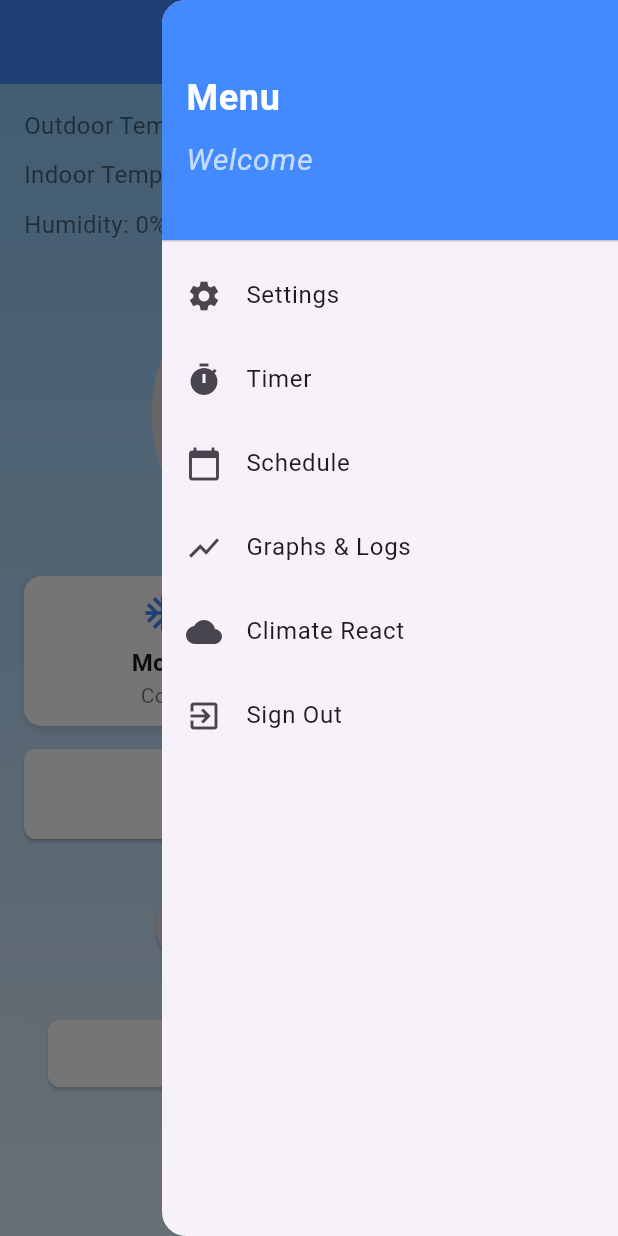
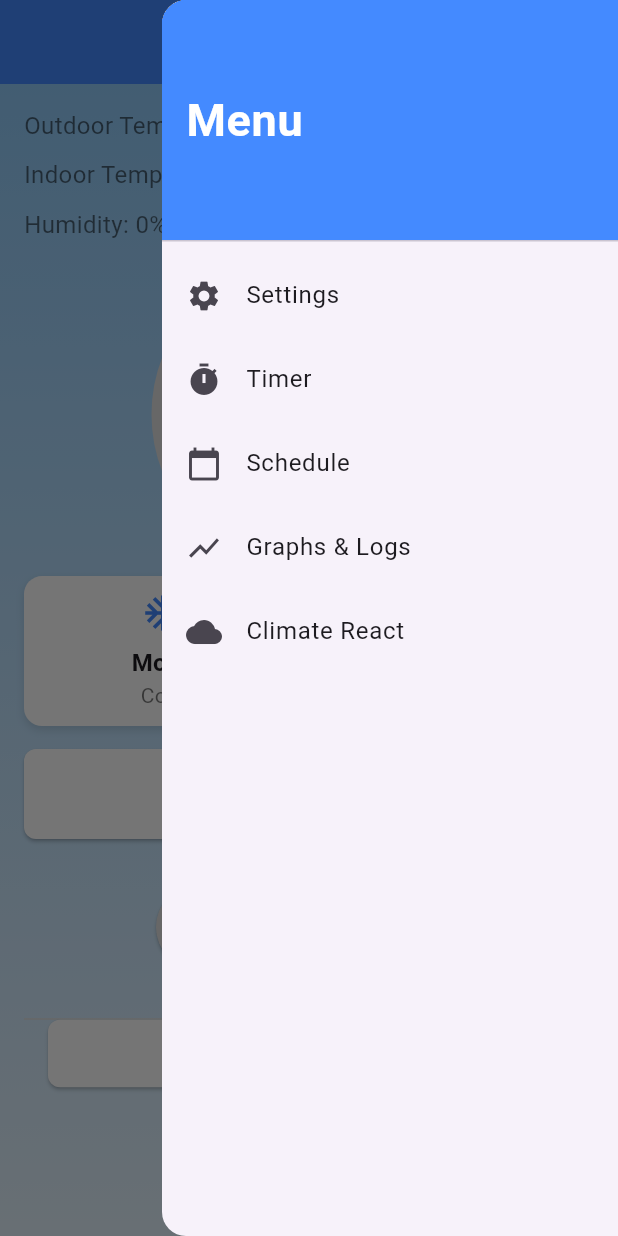
Before and after one commit to DavidNis/IOT_Project, a Flutter app: the SmartACControl screen opened directly, with the side drawer open, on a phone screen of 412 x 824 dp. Run offline on Flutter 3.47's test engine with Material 3 defaults, Android fonts, the phone set to English and light mode, and no system bars; our stand-ins replace connectivity_plus, firebase_auth, firebase_core, firebase_database, fl_chart, flutter_tts and 1 more; accounts and stored records are empty.

Commit message:
Update smart_ac_control.dart

```diff
--- a/App/lib/Screens/smart_ac_control.dart
+++ b/App/lib/Screens/smart_ac_control.dart
@@ -747,7 +747,7 @@ void _showNoConnectionMessage() {
     });
   }
 
-  // get the userג€™s set temperature from firebase under`transmitter/temp/value`
+  // get the user's set temperature from firebase under`transmitter/temp/value`
   // and add it to `temperatureLog` every 5 seconds.
 // In _SmartACControlState of smart_ac_control.dart
 Future<void> _fetchSetTemperatureFromFirebase() async {
@@ -1145,6 +1145,16 @@ Future<void> _applyChanges() async {
   if (!isPowerOn) {
   // Do nothing if the AC is off
   return;
+  }
+  if (newTemperature < 16.0 || newTemperature > 30.0) {
+    // Skip updates if temperature is out of range
+    ScaffoldMessenger.of(context).showSnackBar(
+      SnackBar(
+        content: Text('Temperature must be between 16°C and 30°C.'),
+        backgroundColor: Colors.red,
+      ),
+    );
+    return;
   }
   try {
     // Update mode
@@ -1253,21 +1263,21 @@ if (soundActive) {
                     'Menu',
                     style: TextStyle(
                       color: Colors.white,
-                      fontSize: 24,
+                      fontSize: 30,
                       fontWeight: FontWeight.bold,
                     ),
                   ),
                   const SizedBox(height: 8),
-                  Text(
-                    FirebaseAuth.instance.currentUser?.displayName != null
-                        ? 'Welcome ${FirebaseAuth.instance.currentUser!.displayName}'
-                        : 'Welcome User',
-                    style: const TextStyle(
-                      color: Colors.white70,
-                      fontSize: 20,
-                      fontStyle: FontStyle.italic,
-                    ),
-                  ),
+                  // Text(
+                  //   FirebaseAuth.instance.currentUser?.displayName != null
+                  //       ? 'Welcome ${FirebaseAuth.instance.currentUser!.displayName}'
+                  //       : 'Welcome User',
+                  //   style: const TextStyle(
+                  //     color: Colors.white70,
+                  //     fontSize: 20,
+                  //     fontStyle: FontStyle.italic,
+                  //   ),
+                  // ),
                 ],
               ),
             ),
@@ -1346,11 +1356,11 @@ if (soundActive) {
                 );
               },
             ),
-            ListTile(
-              leading: const Icon(Icons.exit_to_app),
-              title: const Text('Sign Out'),
-              onTap: _signOut, // Sign out action
-            ),
+            // ListTile(
+            //   leading: const Icon(Icons.exit_to_app),
+            //   title: const Text('Sign Out'),
+            //   onTap: _signOut, // Sign out action
+            // ),
           ],
         ),
       ),
```
